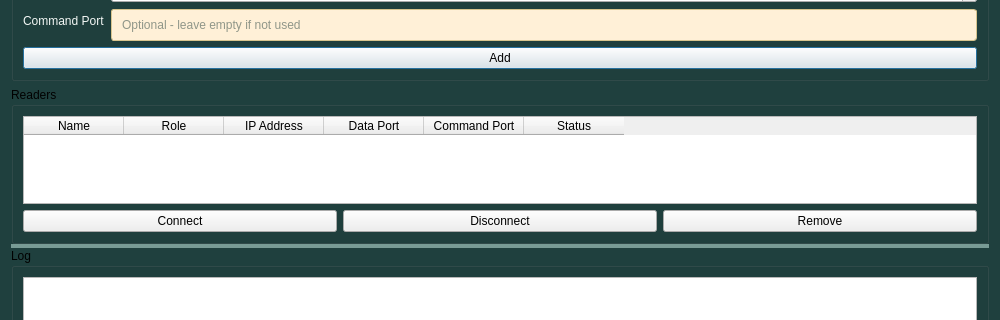
Before: the Qt Designer form ui/config_window.ui in AHSO-CO-LTD/Samsung-Reader-Local, drawn with Qt 5; both pictures show x 0 to 1000 and y 163 to 483 of the 1000 by 660 pixel window.
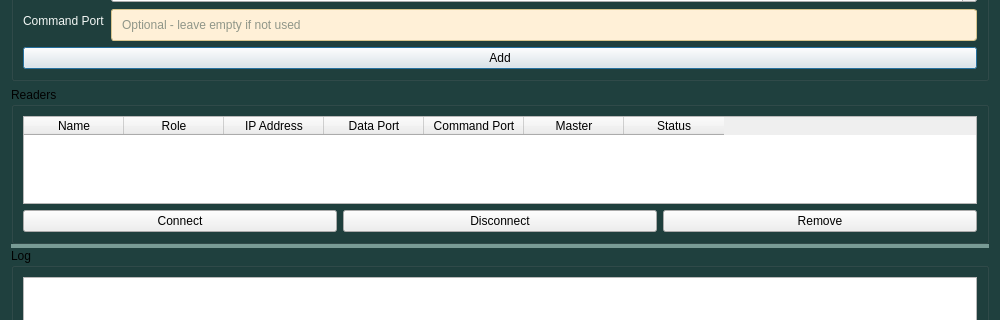
After: the same form once the commit is applied.

Commit message: thêm chức năng đọc data từ master reader

```diff
--- a/ui/config_window.ui
+++ b/ui/config_window.ui
@@ -106,6 +106,7 @@
          <column><property name="text"><string>IP Address</string></property></column>
          <column><property name="text"><string>Data Port</string></property></column>
          <column><property name="text"><string>Command Port</string></property></column>
+         <column><property name="text"><string>Master</string></property></column>
          <column><property name="text"><string>Status</string></property></column>
         </widget>
        </item>
```
The commit also changes 5 other files.
